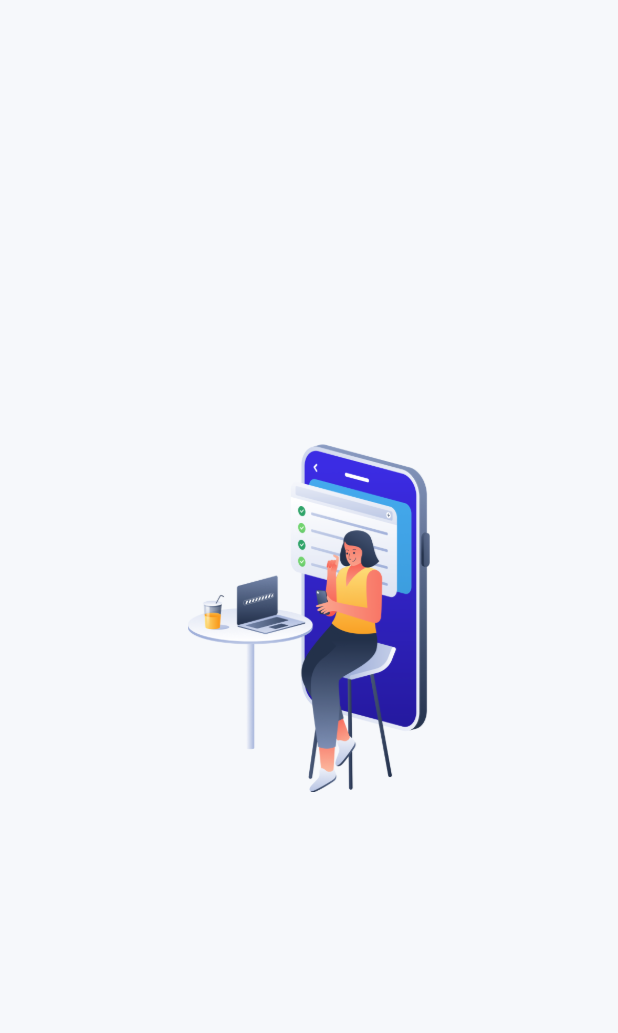
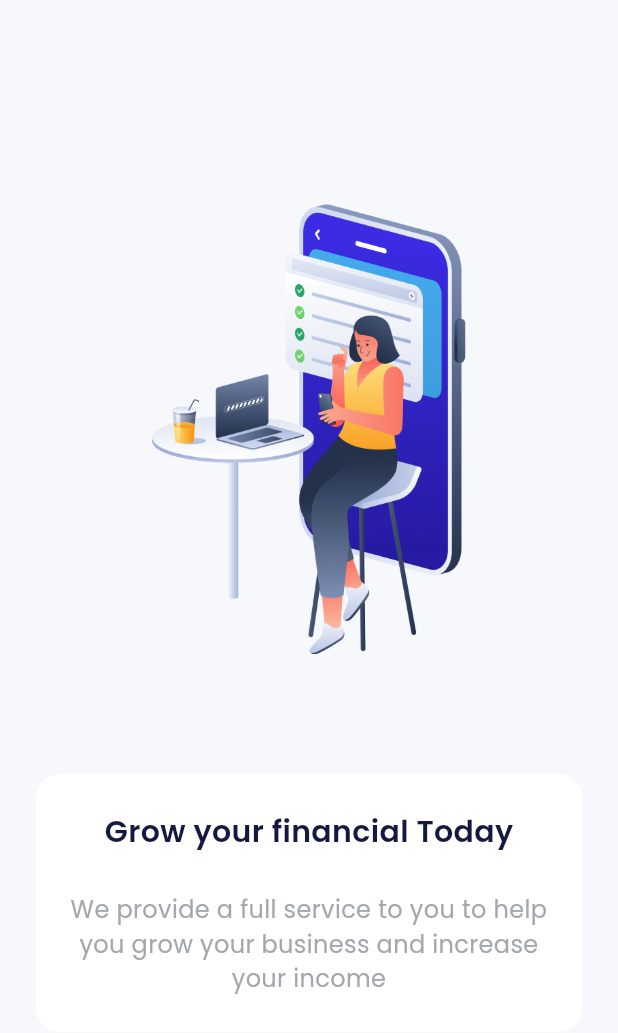
Before and after one commit to difadlyaulhaq/seamless-ewallet, a Flutter app: the screen it shows after launch, on a phone screen of 412 x 824 dp. Shown: the top 1033 px of the screen. Run offline on Flutter 3.47's test engine with Material 3 defaults, Android fonts, the phone set to English and light mode, and no system bars; drawn by our look-alikes of carousel_slider; our stand-ins replace firebase_core, go_router, google_fonts; accounts and stored records are empty.

Commit message:
Enhance onboarding page layout and content; improve carousel item display and add descriptive text

```diff
--- a/lib/ui/pages/onboarding_page.dart
+++ b/lib/ui/pages/onboarding_page.dart
@@ -17,11 +17,53 @@ class OnboardingPage extends StatelessWidget {
               items: [
                 Image.asset(
                   "assets/image_onboarding_1.png",
-                )
+                  height: 300,
+                ),
+                Image.asset(
+                  "assets/image_onboarding_2.png",
+                  height: 300,
+                ),
+                Image.asset(
+                  "assets/image_onboarding_3.png",
+                  height: 300,
+                ),
               ],
               options: CarouselOptions(
+                height: 300,
+                viewportFraction: 1.0,
+                enableInfiniteScroll: false,
 
               )
+            ),
+            const SizedBox(height: 80,),
+            Container(
+              margin: EdgeInsets.symmetric(horizontal: 24),
+              padding: EdgeInsets.symmetric(vertical: 24, horizontal: 22),
+              decoration: BoxDecoration(
+                color: whiteColor,
+                borderRadius: BorderRadius.circular(16),
+              ),
+              child: Column(
+                mainAxisAlignment: MainAxisAlignment.center,
+                children: [
+                 Text(
+                  "Grow your financial Today",
+                 style: blackTextStyle.copyWith(
+                 fontSize: 20,
+                 fontWeight: semiBold
+                 ),
+                ),
+                const SizedBox(height: 26),
+                Text(
+                  "We provide a full service to you to help you grow your business and increase your income",
+                  style: greyTextStyle.copyWith(
+                    fontSize: 16,
+                    fontWeight: regular,
+                  ),
+                  textAlign: TextAlign.center,
+                ),
+              ],
+              ),
             )
           ],
         ),
```
